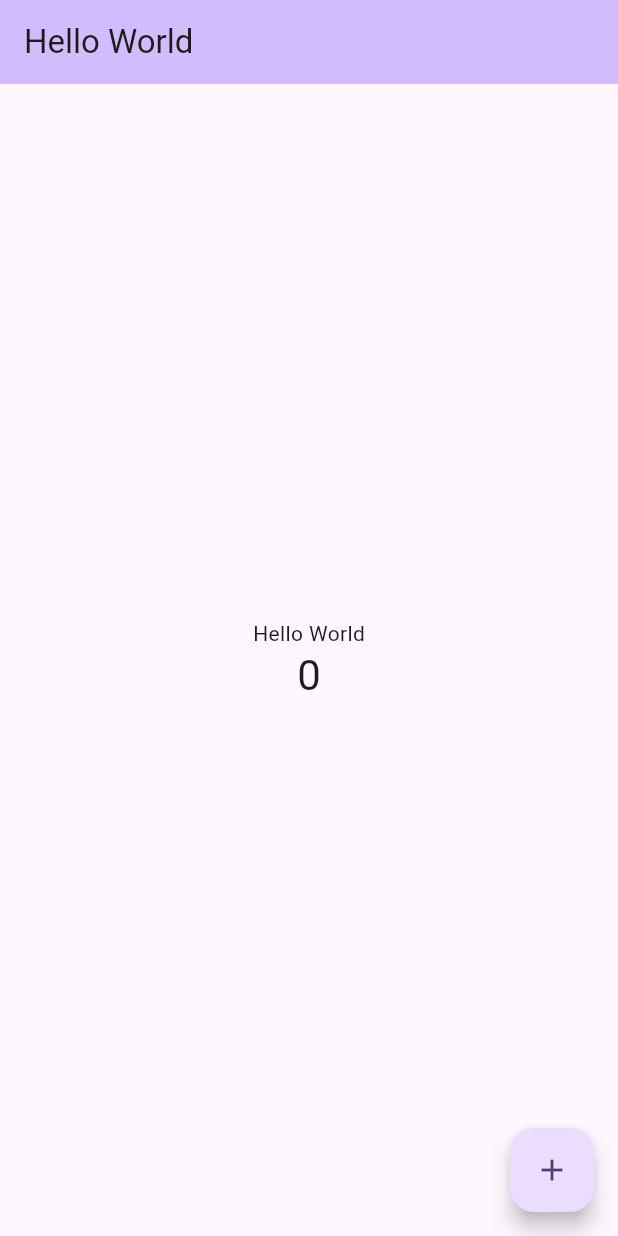
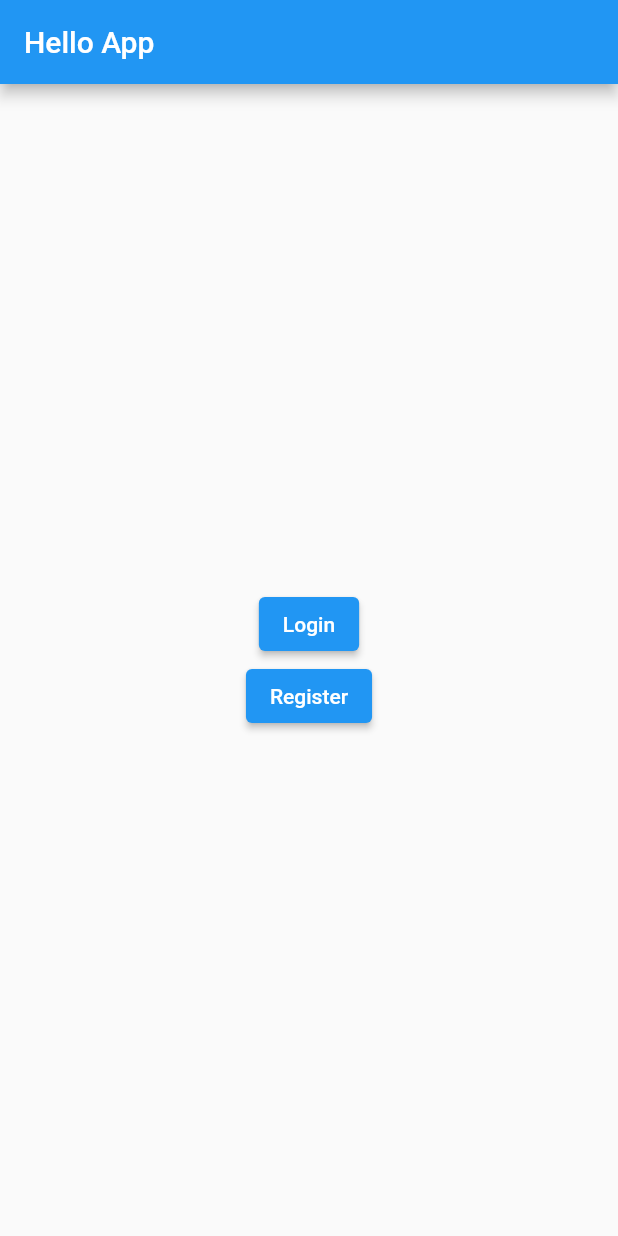
Before and after one commit to RishabhSingh587/hello_app1, a Flutter app: the screen it shows after launch, on a phone screen of 412 x 824 dp. Run offline on Flutter 3.47's test engine with Material 2 defaults, Android fonts, the phone set to English and light mode, and no system bars; our stand-ins replace image_picker.

Commit message:
I have created Image.dart and nvaigation from one file to another ...

```diff
--- a/lib/main.dart
+++ b/lib/main.dart
@@ -1,125 +1,57 @@
 import 'package:flutter/material.dart';
 
-void main() {
-  runApp(const MyApp());
-}
+import 'login.dart'; // Import your Login page
+
+import 'registration.dart'; // Import your Registration page
+
+void main() => runApp(MyApp());
 
 class MyApp extends StatelessWidget {
-  const MyApp({super.key});
-
-  // This widget is the root of your application.
   @override
   Widget build(BuildContext context) {
     return MaterialApp(
-      title: 'King\ ',
-      theme: ThemeData(
-        // This is the theme of your application.
-        //
-        // TRY THIS: Try running your application with "flutter run". You'll see
-        // the application has a blue toolbar. Then, without quitting the app,
-        // try changing the seedColor in the colorScheme below to Colors.green
-        // and then invoke "hot reload" (save your changes or press the "hot
-        // reload" button in a Flutter-supported IDE, or press "r" if you used
-        // the command line to start the app).
-        //
-        // Notice that the counter didn't reset back to zero; the application
-        // state is not lost during the reload. To reset the state, use hot
-        // restart instead.
-        //
-        // This works for code too, not just values: Most code changes can be
-        // tested with just a hot reload.
-        colorScheme: ColorScheme.fromSeed(seedColor: Colors.deepPurple),
-        useMaterial3: true,
-      ),
-      home: const MyHomePage(title: 'Hello World'),
+      initialRoute: '/',
+      routes: {
+        '/': (context) => HomeScreen(), // This is your main page
+
+        '/login': (context) => SignInPage(),
+
+        '/register': (context) => RegisterPage(),
+      },
     );
   }
 }
 
-class MyHomePage extends StatefulWidget {
-  const MyHomePage({super.key, required this.title});
-
-  // This widget is the home page of your application. It is stateful, meaning
-  // that it has a State object (defined below) that contains fields that affect
-  // how it looks.
-
-  // This class is the configuration for the state. It holds the values (in this
-  // case the title) provided by the parent (in this case the App widget) and
-  // used by the build method of the State. Fields in a Widget subclass are
-  // always marked "final".
-
-  final String title;
-
-  @override
-  State<MyHomePage> createState() => _MyHomePageState();
-}
-
-class _MyHomePageState extends State<MyHomePage> {
-  int _counter = 0;
-
-  void _incrementCounter() {
-    setState(() {
-      // This call to setState tells the Flutter framework that something has
-      // changed in this State, which causes it to rerun the build method below
-      // so that the display can reflect the updated values. If we changed
-      // _counter without calling setState(), then the build method would not be
-      // called again, and so nothing would appear to happen.
-      _counter++;
-    });
-  }
-
+class HomeScreen extends StatelessWidget {
   @override
   Widget build(BuildContext context) {
-    // This method is rerun every time setState is called, for instance as done
-    // by the _incrementCounter method above.
-    //
-    // The Flutter framework has been optimized to make rerunning build methods
-    // fast, so that you can just rebuild anything that needs updating rather
-    // than having to individually change instances of widgets.
     return Scaffold(
       appBar: AppBar(
-        // TRY THIS: Try changing the color here to a specific color (to
-        // Colors.amber, perhaps?) and trigger a hot reload to see the AppBar
-        // change color while the other colors stay the same.
-        backgroundColor: Theme.of(context).colorScheme.inversePrimary,
-        // Here we take the value from the MyHomePage object that was created by
-        // the App.build method, and use it to set our appbar title.
-        title: Text(widget.title),
+        title: Text("Hello App"),
       ),
       body: Center(
-        // Center is a layout widget. It takes a single child and positions it
-        // in the middle of the parent.
         child: Column(
-          // Column is also a layout widget. It takes a list of children and
-          // arranges them vertically. By default, it sizes itself to fit its
-          // children horizontally, and tries to be as tall as its parent.
-          //
-          // Column has various properties to control how it sizes itself and
-          // how it positions its children. Here we use mainAxisAlignment to
-          // center the children vertically; the main axis here is the vertical
-          // axis because Columns are vertical (the cross axis would be
-          // horizontal).
-          //
-          // TRY THIS: Invoke "debug painting" (choose the "Toggle Debug Paint"
-          // action in the IDE, or press "p" in the console), to see the
-          // wireframe for each widget.
           mainAxisAlignment: MainAxisAlignment.center,
           children: <Widget>[
-            const Text(
-              'Hello World',
+            ElevatedButton(
+              onPressed: () {
+                // Navigate to the login page when the login button is pressed
+
+                Navigator.pushNamed(context, '/login');
+              },
+              child: Text("Login"),
             ),
-            Text(
-              '$_counter',
-              style: Theme.of(context).textTheme.headlineMedium,
+            ElevatedButton(
+              onPressed: () {
+                // Navigate to the registration page when the register button is pressed
+
+                Navigator.pushNamed(context, '/register');
+              },
+              child: Text("Register"),
             ),
           ],
         ),
       ),
-      floatingActionButton: FloatingActionButton(
-        onPressed: _incrementCounter,
-        tooltip: 'Increment',
-        child: const Icon(Icons.add),
-      ), // This trailing comma makes auto-formatting nicer for build methods.
     );
   }
 }
--- a/pubspec.yaml
+++ b/pubspec.yaml
@@ -30,7 +30,7 @@ environment:
 dependencies:
   flutter:
     sdk: flutter
-
+  image_picker: ^0.8.3+4
 
   # The following adds the Cupertino Icons font to your application.
   # Use with the CupertinoIcons class for iOS style icons.
```
Also changed, not shown: lib/image.dart (added, +46 -0 lines), lib/login.dart (added, +80 -0 lines), lib/registration.dart (added, +124 -0 lines), pubspec.lock, 6 other files.
